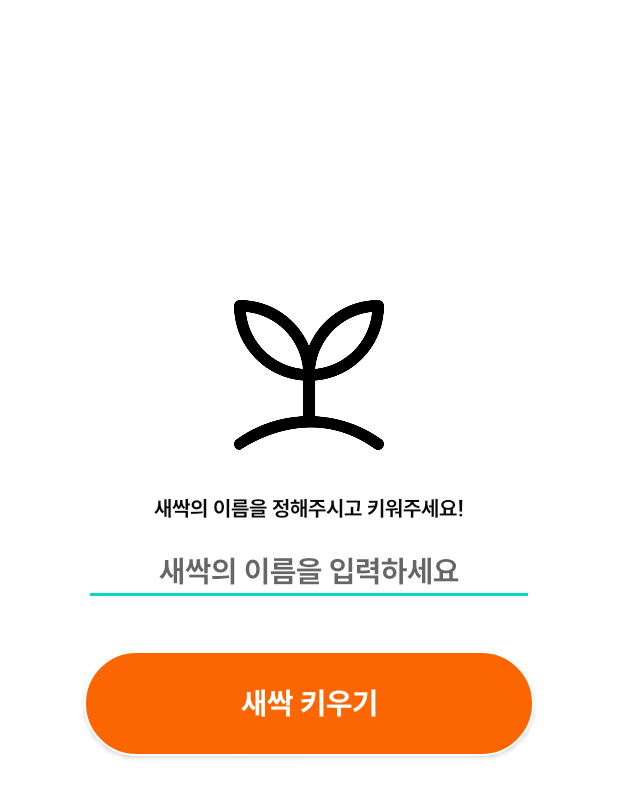
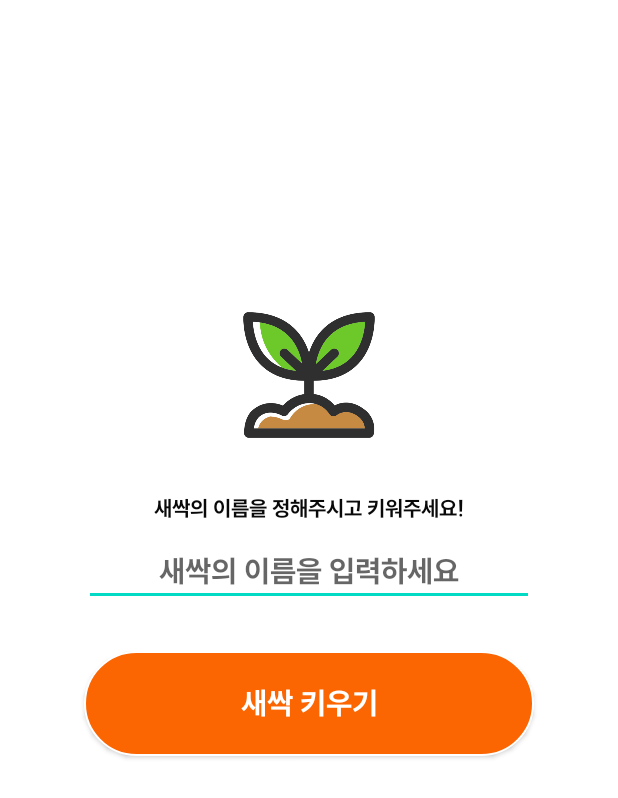
Before and after one commit to UnGwan/MP_Project, an Android app: the screen it shows after launch once a user with an empty profile is signed in (SetUsernameActivity), on a phone screen of 412 x 824 dp. Shown: the top 798 px of the screen. Run offline under Robolectric (Android 15) with nearby library versions, the phone set to English and light mode, and no system bars; our stand-ins replace Firebase (no records; nobody signed in at launch, a user with empty details on screens opened directly); 7 statements that could not run were skipped.

Commit message:
2022/12/09

```diff
--- a/app/src/main/java/com/example/day_28app/MainHomeFragment.java
+++ b/app/src/main/java/com/example/day_28app/MainHomeFragment.java
@@ -11,9 +11,11 @@ import android.os.Bundle;
 import androidx.annotation.NonNull;
 import androidx.fragment.app.Fragment;
 
+import android.util.Log;
 import android.view.LayoutInflater;
 import android.view.View;
 import android.view.ViewGroup;
+import android.widget.ImageView;
 import android.widget.ProgressBar;
 import android.widget.RelativeLayout;
 import android.widget.TextView;
@@ -49,6 +51,7 @@ public class MainHomeFragment extends Fragment {
     private int[] bar_id = {R.id.progressbar1,R.id.progressbar2,R.id.progressbar3,R.id.progressbar4};
     private int[] btn_id = {R.id.main_1weeks_Btn,R.id.main_2weeks_Btn,R.id.main_3weeks_Btn,R.id.main_4weeks_Btn};
     private int[] lay_id = {R.id.main_1weeks_layout,R.id.main_2weeks_layout,R.id.main_3weeks_layout,R.id.main_4weeks_layout};
+    private int[] icon_id = {R.drawable.main1_icon_profile_0weeks,R.drawable.main1_icon_profile_1weeks,R.drawable.main1_icon_profile_2weeks,R.drawable.main1_icon_profile_3weeks,R.drawable.main1_icon_profile_4weeks};
 
 
 
@@ -58,6 +61,8 @@ public class MainHomeFragment extends Fragment {
     TextView[] progressTxt = new TextView[4];
     ProgressBar[] progressBars = new ProgressBar[4];
     RelativeLayout[] missionLayout = new RelativeLayout[4];
+
+    ImageView profileIcon;
 
 
 
@@ -101,7 +106,7 @@ public class MainHomeFragment extends Fragment {
                              Bundle savedInstanceState) {
         ViewGroup rootView = (ViewGroup)inflater.inflate(R.layout.fragment_main_home, container, false);
 
-        rootView.findViewById(R.id.main_1weeks_Btn).setOnClickListener(onClickListener);
+        profileIcon = rootView.findViewById(R.id.main_home_profile_icon);
         for (int i = 0 ;i<4;i++){
             missionTxt[i]= (TextView) rootView.findViewById(txt_id[i]);
             missionLayout[i] = (RelativeLayout)rootView.findViewById(lay_id[i]);
@@ -158,7 +163,6 @@ public class MainHomeFragment extends Fragment {
             }
         });
     }
-
     private void updateBtnVisibility(){
         for (int i= 0 ;i<3;i++){
             DocumentReference docRef = db.collection("userDay"+(i+1)+"weeks").document(user.getUid());
@@ -177,7 +181,6 @@ public class MainHomeFragment extends Fragment {
                 }
             });
         }
-
         for (int i = 0; i< 4; i++){
             DocumentReference docRef = db.collection("userDay"+(i+1)+"weeks").document(user.getUid());
             int finalI = i;
@@ -197,9 +200,16 @@ public class MainHomeFragment extends Fragment {
                 }
             });
         }
-
-
+        DocumentReference docRef = db.collection("users").document(user.getUid());
+        docRef.get().addOnCompleteListener(new OnCompleteListener<DocumentSnapshot>() {
+            @SuppressLint("LongLogTag")
+            @Override
+            public void onComplete(@NonNull Task<DocumentSnapshot> task) {
+                if (task.isSuccessful()) {
+                    DocumentSnapshot document = task.getResult();
+                    profileIcon.setImageResource(icon_id[Integer.parseInt(document.getData().get("checkMissionWeeks").toString())]);
+                }
+            }
+        });
     }
-
-
 }
--- a/app/src/main/java/com/example/day_28app/SetUsernameActivity.java
+++ b/app/src/main/java/com/example/day_28app/SetUsernameActivity.java
@@ -53,7 +53,7 @@ public class SetUsernameActivity extends AppCompatActivity {
         if (username.length() > 0) {
             FirebaseUser user = FirebaseAuth.getInstance().getCurrentUser();
             FirebaseFirestore db = FirebaseFirestore.getInstance();
-            MemberInfo memberinfo = new MemberInfo(username,1);
+            MemberInfo memberinfo = new MemberInfo(username,1,0);
             if (user != null ){
                 db.collection("users").document(user.getUid()).set(memberinfo)
                         .addOnSuccessListener(new OnSuccessListener<Void>() {
--- a/app/src/main/java/com/example/day_28app/SignupActivity.java
+++ b/app/src/main/java/com/example/day_28app/SignupActivity.java
@@ -102,7 +102,7 @@ public class SignupActivity extends AppCompatActivity {
         MemberDay memberDiary_day = new MemberDay(0,0,0,0,0,0,0,0);
         MemberDiary memberDiary = new MemberDiary(defaultDiary,defaultDiary,defaultDiary,defaultDiary,defaultDiary,defaultDiary,defaultDiary);
         MemberMission memberMission = new MemberMission("1주차"+defaultMission,"2주차"+defaultMission,"3주차"+defaultMission,"4주차"+defaultMission,0);
-        MemberInfo memberinfo = new MemberInfo("0",0);
+        MemberInfo memberinfo = new MemberInfo("0",0,0);
         if (user != null ){
             for (int i = 0 ; i< 4 ; i++){
                 db.collection("userDay"+(i+1)+"weeks").document(user.getUid()).set(memberDiary_day)
--- a/app/src/main/res/layout/fragment_main_home.xml
+++ b/app/src/main/res/layout/fragment_main_home.xml
@@ -41,9 +41,9 @@
         </TextView>
 
         <ImageView
+            android:id="@+id/main_home_profile_icon"
             android:layout_marginTop="10dp"
-            android:src="@drawable/main1_icon_profile_1weeks"
-            android:layout_marginRight="50dp"
+            android:layout_marginRight="40dp"
             android:layout_gravity="right"
             android:layout_width="200px"
             android:layout_height="200px">
--- a/app/src/main/res/layout/set_username.xml
+++ b/app/src/main/res/layout/set_username.xml
@@ -8,7 +8,7 @@
         android:layout_gravity="center"
         android:layout_width="100dp"
         android:layout_height="100dp"
-        android:src="@drawable/sprout_1"
+        android:src="@drawable/sprout"
         android:id="@+id/img1">
     </ImageView>
     <TextView
```
Also changed, not shown: app/src/main/java/com/example/day_28app/MainMissionCompleteActivity.java (+17 -0 lines), app/src/main/java/com/example/day_28app/MemberInfo.java (+10 -3 lines), app/src/main/res/drawable-v24/main1_icon_profile_0weeks.png (added), app/src/main/res/drawable-v24/main1_icon_profile_1weeks.png, app/src/main/res/drawable-v24/main1_icon_profile_2weeks.png (added), app/src/main/res/drawable-v24/main1_icon_profile_3weeks.png (added), app/src/main/res/drawable-v24/sprout.png (added).
